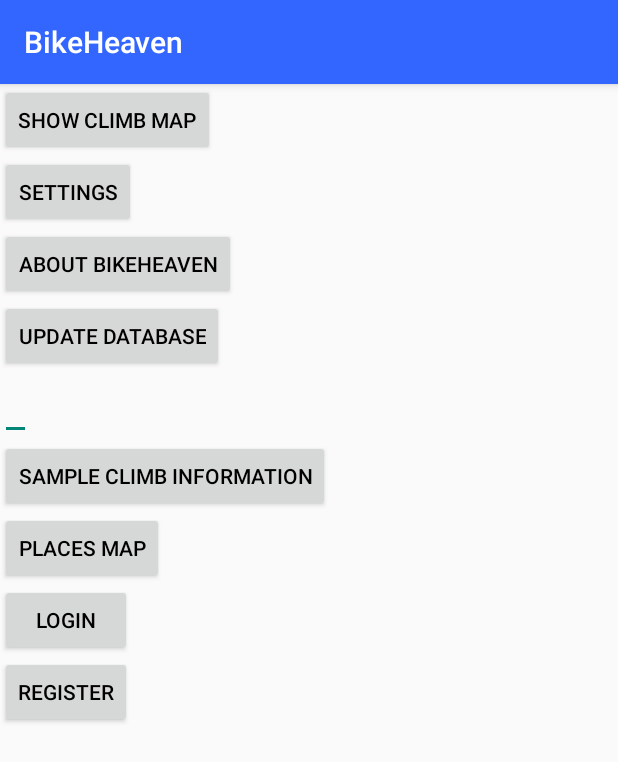
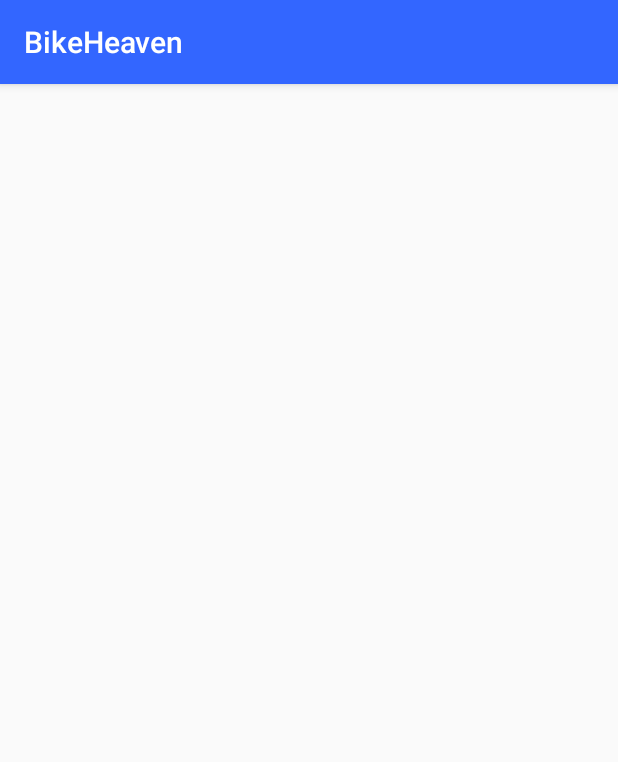
Before and after one commit to Narzew/bikeheaven, an Android app: the screen it shows after launch (MainActivity), on a phone screen of 412 x 824 dp. Shown: the top 762 px of the screen. Run offline under Robolectric (Android 15) with nearby library versions, the phone set to English and light mode, and no system bars.

Commit message:
Added Fragments

```diff
--- a/app/src/main/res/layout/activity_main.xml
+++ b/app/src/main/res/layout/activity_main.xml
@@ -1,83 +1,5 @@
 <?xml version="1.0" encoding="utf-8"?>
-<android.support.v4.widget.DrawerLayout xmlns:android="http://schemas.android.com/apk/res/android"
-    android:id="@+id/drawerLayout"
-    android:layout_width="match_parent"
-    android:layout_height="match_parent">
-    <FrameLayout
-        android:id="@+id/mainContent"
-        android:layout_width="match_parent"
-        android:layout_height="match_parent">
-        <ScrollView
-            android:layout_width="fill_parent"
-            android:layout_height="fill_parent"
-            android:orientation="vertical">
-            <LinearLayout
-                android:layout_width="fill_parent"
-                android:layout_height="fill_parent"
-                android:orientation="vertical"
-                android:id="@+id/main_layout">
-                <Button
-                    android:id="@+id/button_climb_map"
-                    android:layout_width="wrap_content"
-                    android:layout_height="wrap_content"
-                    android:text="@string/climb_map"
-                    android:onClick="climb_map_clicked" />
-                <Button
-                    android:id="@+id/button_setings"
-                    android:layout_width="wrap_content"
-                    android:layout_height="wrap_content"
-                    android:text="@string/settings_activity"
-                    android:onClick="settings_clicked" />
-                <Button
-                    android:id="@+id/button_appinfo"
-                    android:layout_width="wrap_content"
-                    android:layout_height="wrap_content"
-                    android:text="@string/app_info"
-                    android:onClick="app_info_clicked" />
-                <Button
-                    android:id="@+id/button_update_database"
-                    android:layout_width="wrap_content"
-                    android:layout_height="wrap_content"
-                    android:text="Update database"
-                    android:onClick="update_database_clicked" />
-                <EditText
-                    android:id="@+id/edittext_climb_id"
-                    android:layout_width="wrap_content"
-                    android:layout_height="wrap_content"
-                    android:text=""
-                    android:inputType="number" />
-                <Button
-                    android:id="@+id/button_sample_climb_info"
-                    android:layout_width="wrap_content"
-                    android:layout_height="wrap_content"
-                    android:text="Sample climb information"
-                    android:onClick="sample_climb_information_clicked" />
-                <Button
-                    android:id="@+id/button_place_map"
-                    android:layout_width="wrap_content"
-                    android:layout_height="wrap_content"
-                    android:text="Places Map"
-                    android:onClick="places_map_clicked" />
-                <Button
-                    android:id="@+id/button_login"
-                    android:layout_width="wrap_content"
-                    android:layout_height="wrap_content"
-                    android:text="Login"
-                    android:onClick="login_clicked" />
-                <Button
-                    android:id="@+id/button_register"
-                    android:layout_width="wrap_content"
-                    android:layout_height="wrap_content"
-                    android:text="Register"
-                    android:onClick="register_clicked" />
-            </LinearLayout>
-        </ScrollView>
-    </FrameLayout>
-    <ListView
-        android:id="@+id/drawerList"
-        android:entries="@array/menu"
-        android:divider="@null"
-        android:layout_width="@dimen/drawer_left_width"
-        android:layout_height="match_parent"
-        android:layout_gravity="left"></ListView>
-</android.support.v4.widget.DrawerLayout>
+<RelativeLayout xmlns:android="http://schemas.android.com/apk/res/android"
+    android:layout_width="match_parent" android:layout_height="match_parent">
+
+</RelativeLayout>
--- /dev/null
+++ b/app/src/main/res/layout/fragment_map.xml
@@ -0,0 +1,6 @@
+<?xml version="1.0" encoding="utf-8"?>
+<LinearLayout xmlns:android="http://schemas.android.com/apk/res/android"
+    android:orientation="vertical" android:layout_width="match_parent"
+    android:layout_height="match_parent">
+
+</LinearLayout>
```
Also changed, not shown: app/src/main/java/org/narzew/bikeheaven/MainFragment.java (added, +20 -0 lines), app/src/main/java/org/narzew/bikeheaven/MapFragment.java (added, +19 -0 lines), app/src/main/res/layout/fragment_main.xml (added, +65 -0 lines).
